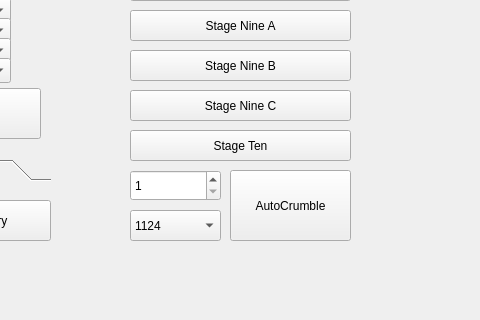
Penultimate-Panacea/World-Crumbler, file mainwindow.ui: the form before one commit; both pictures show x 250 to 730 and y 320 to 640 of the 1000 by 640 pixel window.
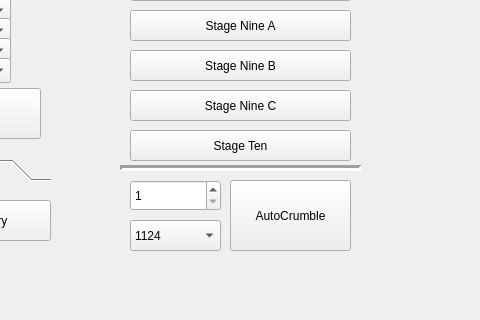
The form after the commit.

```diff
--- a/mainwindow.ui
+++ b/mainwindow.ui
@@ -2280,7 +2280,7 @@
       <x>370</x>
       <y>80</y>
       <width>241</width>
-      <height>491</height>
+      <height>501</height>
      </rect>
     </property>
     <widget class="QPushButton" name="CrumbleStage_1a">
@@ -2378,7 +2378,7 @@
      <property name="geometry">
       <rect>
        <x>110</x>
-       <y>410</y>
+       <y>420</y>
        <width>121</width>
        <height>71</height>
       </rect>
@@ -2391,7 +2391,7 @@
      <property name="geometry">
       <rect>
        <x>10</x>
-       <y>450</y>
+       <y>460</y>
        <width>91</width>
        <height>31</height>
       </rect>
@@ -2426,7 +2426,7 @@
      <property name="geometry">
       <rect>
        <x>10</x>
-       <y>410</y>
+       <y>420</y>
        <width>91</width>
        <height>31</height>
       </rect>
@@ -2477,6 +2477,25 @@
       <string>Stage Six B</string>
      </property>
     </widget>
+    <widget class="Line" name="line">
+     <property name="geometry">
+      <rect>
+       <x>0</x>
+       <y>400</y>
+       <width>241</width>
+       <height>16</height>
+      </rect>
+     </property>
+     <property name="frameShadow">
+      <enum>QFrame::Sunken</enum>
+     </property>
+     <property name="lineWidth">
+      <number>3</number>
+     </property>
+     <property name="orientation">
+      <enum>Qt::Horizontal</enum>
+     </property>
+    </widget>
    </widget>
    <widget class="QTextBrowser" name="HistoryTextBrowser">
     <property name="geometry">
```
